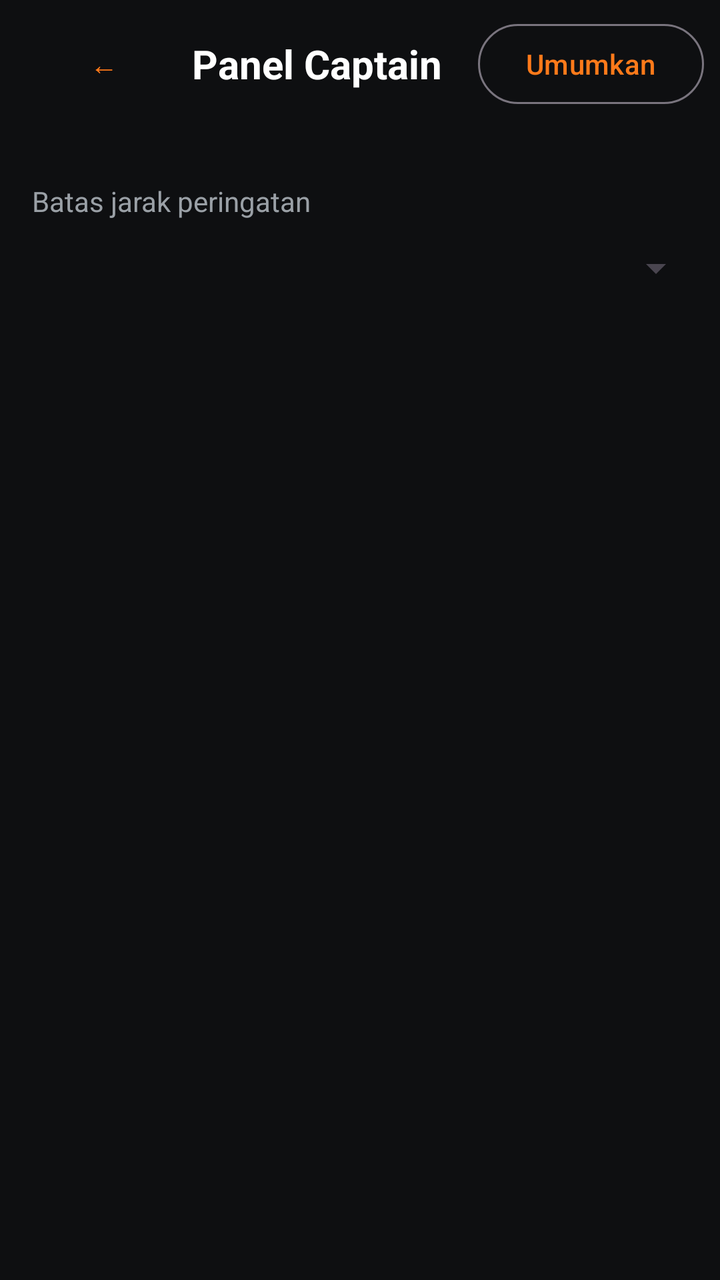
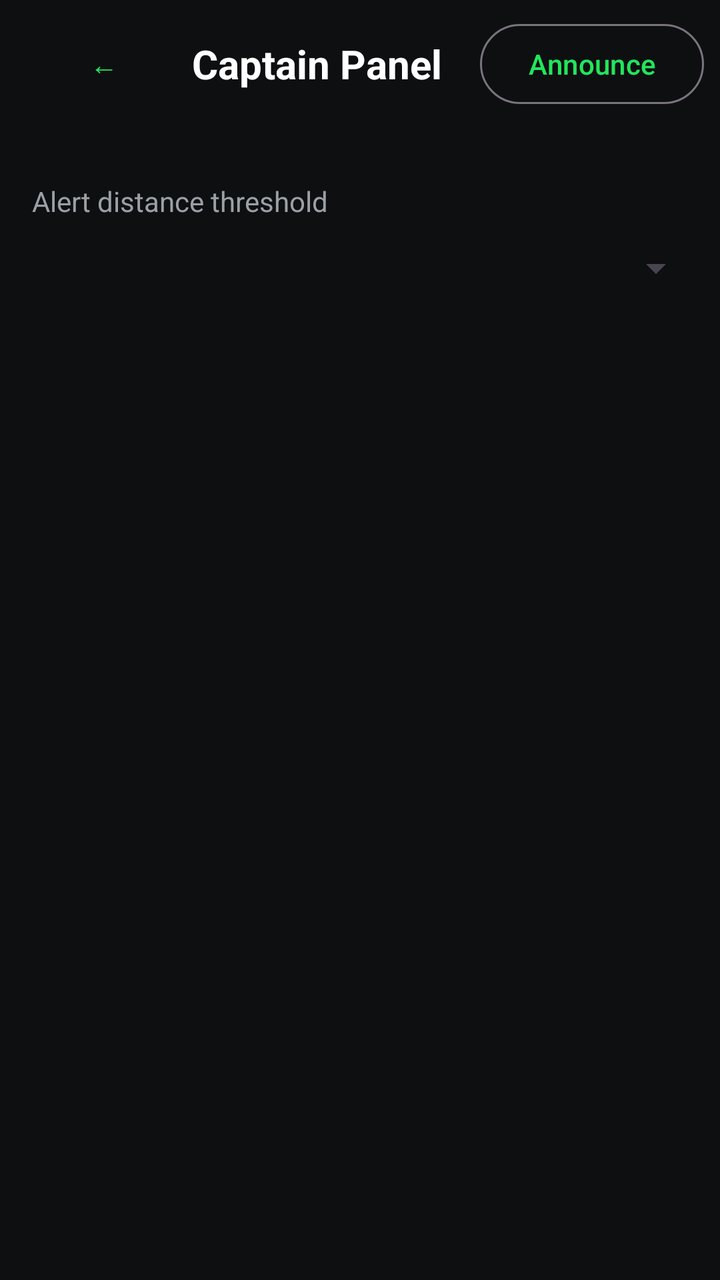

An Android layout rendered at two revisions. The XML below is the earlier revision; the diff shows what the commit changed to produce the second picture.
<!-- AndroidManifest.xml: application theme Theme.Tracker -->
<!-- res/layout/activity_captain.xml -->
<?xml version="1.0" encoding="utf-8"?>
<LinearLayout xmlns:android="http://schemas.android.com/apk/res/android"
    android:layout_width="match_parent" android:layout_height="match_parent" android:orientation="vertical" android:background="@color/bg_dark">

    <LinearLayout android:layout_width="match_parent" android:layout_height="wrap_content" android:orientation="horizontal" android:gravity="center_vertical" android:padding="8dp">
        <Button android:id="@+id/btnBack" style="@style/Widget.Material3.Button.TextButton" android:layout_width="wrap_content" android:layout_height="wrap_content" android:text="←"/>
        <TextView android:layout_width="0dp" android:layout_weight="1" android:layout_height="wrap_content" android:text="Panel Captain" android:textColor="@color/text_primary" android:textSize="20sp" android:textStyle="bold"/>
        <Button android:id="@+id/btnAnnounce" style="@style/Widget.Material3.Button.OutlinedButton" android:layout_width="wrap_content" android:layout_height="wrap_content" android:text="Umumkan"/>
    </LinearLayout>

    <TextView android:id="@+id/summary" android:layout_width="match_parent" android:layout_height="wrap_content" android:paddingStart="16dp" android:paddingEnd="16dp" android:textColor="@color/text_secondary"/>
    <TextView android:layout_width="wrap_content" android:layout_height="wrap_content" android:layout_marginStart="16dp" android:layout_marginTop="8dp" android:text="Batas jarak peringatan" android:textColor="@color/text_secondary"/>
    <Spinner android:id="@+id/threshold" android:layout_width="match_parent" android:layout_height="48dp" android:layout_marginStart="8dp" android:layout_marginEnd="8dp"/>

    <ScrollView android:layout_width="match_parent" android:layout_height="0dp" android:layout_weight="1">
        <LinearLayout android:id="@+id/memberList" android:layout_width="match_parent" android:layout_height="wrap_content" android:orientation="vertical" android:padding="12dp"/>
    </ScrollView>
</LinearLayout>
<!-- resources referenced by this layout -->
<resources>
  <color name="bg_dark">#0E0F11</color>
  <color name="text_primary">#FFFFFF</color>
  <color name="text_secondary">#9AA0A6</color>
  <style name="Theme.Tracker" parent="Theme.Material3.DayNight.NoActionBar">
          <item name="colorPrimary">@color/accent</item>
          <item name="colorOnPrimary">@color/bg_dark</item>
      </style>
  <color name="accent">#FF7A1A</color>
</resources>

<!-- the commit's change to res/layout/activity_captain.xml (unified diff, before → after) -->
@@ -4,12 +4,12 @@
 
     <LinearLayout android:layout_width="match_parent" android:layout_height="wrap_content" android:orientation="horizontal" android:gravity="center_vertical" android:padding="8dp">
         <Button android:id="@+id/btnBack" style="@style/Widget.Material3.Button.TextButton" android:layout_width="wrap_content" android:layout_height="wrap_content" android:text="←"/>
-        <TextView android:layout_width="0dp" android:layout_weight="1" android:layout_height="wrap_content" android:text="Panel Captain" android:textColor="@color/text_primary" android:textSize="20sp" android:textStyle="bold"/>
-        <Button android:id="@+id/btnAnnounce" style="@style/Widget.Material3.Button.OutlinedButton" android:layout_width="wrap_content" android:layout_height="wrap_content" android:text="Umumkan"/>
+        <TextView android:layout_width="0dp" android:layout_weight="1" android:layout_height="wrap_content" android:text="@string/captain_panel" android:textColor="@color/text_primary" android:textSize="20sp" android:textStyle="bold"/>
+        <Button android:id="@+id/btnAnnounce" style="@style/Widget.Material3.Button.OutlinedButton" android:layout_width="wrap_content" android:layout_height="wrap_content" android:text="@string/announce_btn"/>
     </LinearLayout>
 
     <TextView android:id="@+id/summary" android:layout_width="match_parent" android:layout_height="wrap_content" android:paddingStart="16dp" android:paddingEnd="16dp" android:textColor="@color/text_secondary"/>
-    <TextView android:layout_width="wrap_content" android:layout_height="wrap_content" android:layout_marginStart="16dp" android:layout_marginTop="8dp" android:text="Batas jarak peringatan" android:textColor="@color/text_secondary"/>
+    <TextView android:layout_width="wrap_content" android:layout_height="wrap_content" android:layout_marginStart="16dp" android:layout_marginTop="8dp" android:text="@string/captain_threshold_label" android:textColor="@color/text_secondary"/>
     <Spinner android:id="@+id/threshold" android:layout_width="match_parent" android:layout_height="48dp" android:layout_marginStart="8dp" android:layout_marginEnd="8dp"/>
 
     <ScrollView android:layout_width="match_parent" android:layout_height="0dp" android:layout_weight="1">
<!-- resource entries referenced after the edit -->
@@ -3,10 +3,13 @@
   <color name="bg_dark">#0E0F11</color>
   <color name="text_primary">#FFFFFF</color>
   <color name="text_secondary">#9AA0A6</color>
+  <string name="announce_btn">Announce</string>
+  <string name="captain_panel">Captain Panel</string>
+  <string name="captain_threshold_label">Alert distance threshold</string>
   <style name="Theme.Tracker" parent="Theme.Material3.DayNight.NoActionBar">
           <item name="colorPrimary">@color/accent</item>
           <item name="colorOnPrimary">@color/bg_dark</item>
       </style>
-  <color name="accent">#FF7A1A</color>
+  <color name="accent">#22E55C</color>
 </resources>
 
